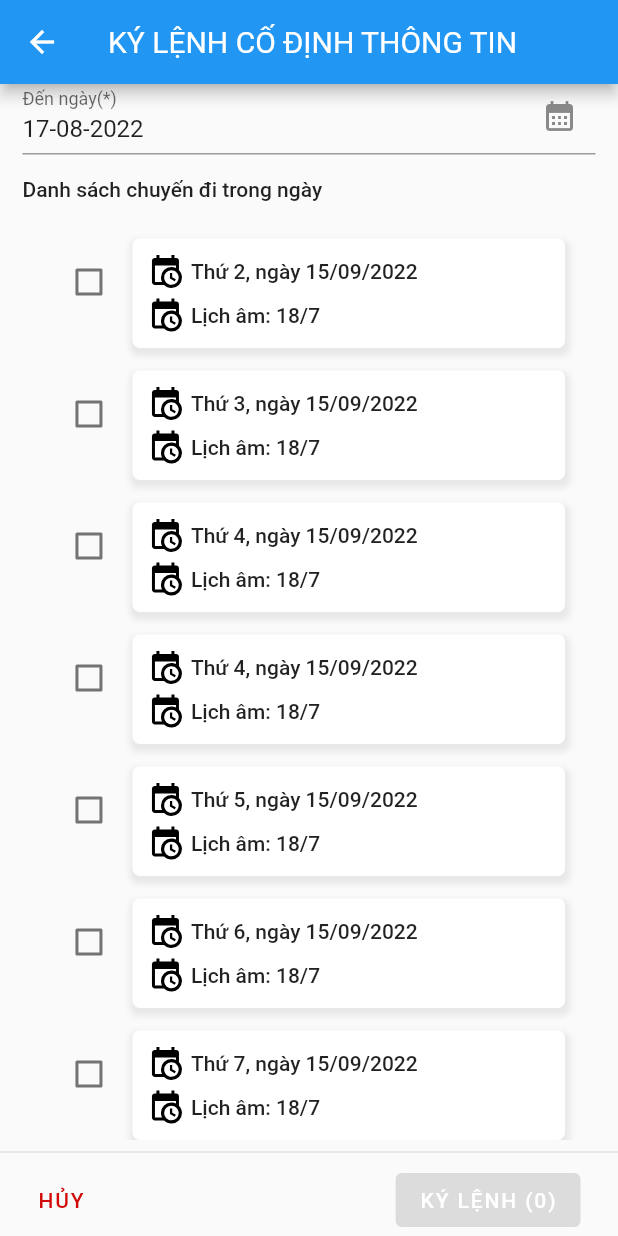
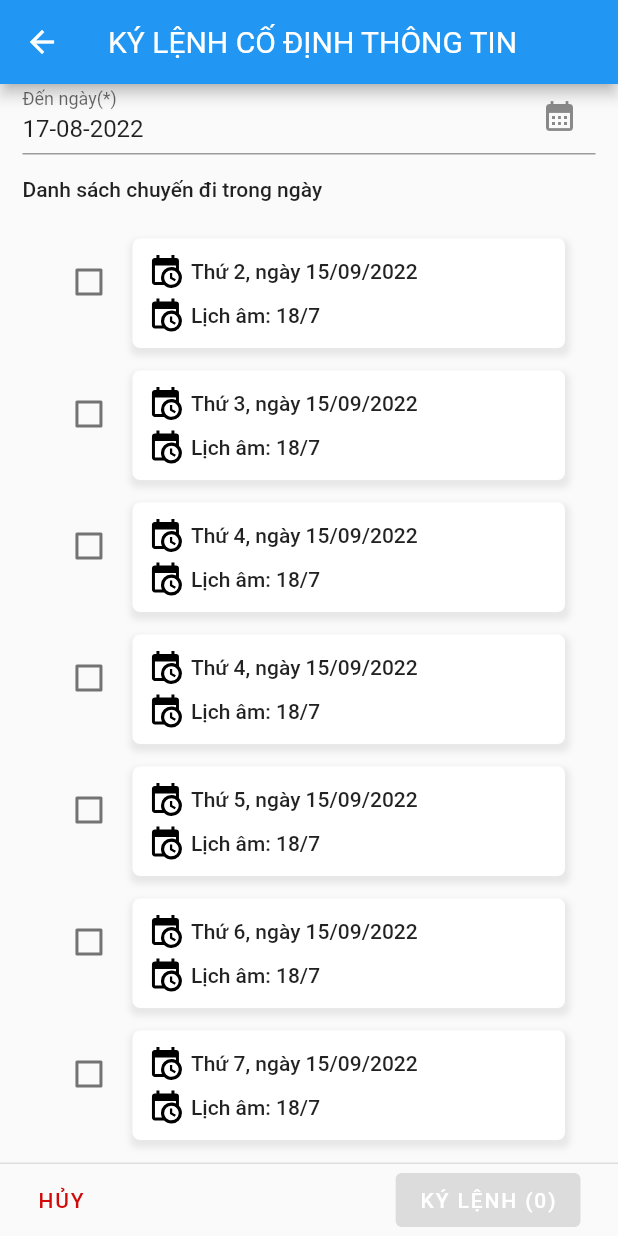
Before and after one commit to KChi2000/SLaiXe2, a Flutter app: the KiLenh screen opened directly, scrolled down 425 dp, on a phone screen of 412 x 824 dp. Run offline on Flutter 3.47's test engine with Material 2 defaults, Android fonts, the phone set to English and light mode, and no system bars; our stand-ins replace flutter_svg.

Commit message:
giao dien lenh mobile

```diff
--- a/lib/lenh/KiLenh.dart
+++ b/lib/lenh/KiLenh.dart
@@ -15,7 +15,7 @@ class KiLenh extends StatefulWidget {
 }
 
 class _KiLenhState extends State<KiLenh> {
-  bool checkError= false;
+  bool checkError = false;
   final formkey = GlobalKey<FormState>();
   TimeOfDay time = TimeOfDay.now();
   TimeOfDay timetemp = TimeOfDay.now();
@@ -47,8 +47,8 @@ class _KiLenhState extends State<KiLenh> {
   void initState() {
     // TODO: implement initState
     super.initState();
+  }
 
-  }
   @override
   Widget build(BuildContext context) {
     Size size = MediaQuery.of(context).size;
@@ -183,7 +183,8 @@ class _KiLenhState extends State<KiLenh> {
                     ),
                     Form(
                         key: formkey,
-                      child: Column(children: [
+                        child: Column(
+                          children: [
                             TextFormField(
                               controller: tungayController,
                               decoration: InputDecoration(
@@ -194,9 +195,11 @@ class _KiLenhState extends State<KiLenh> {
                                   size: 24,
                                 ),
                               ),
-                      autovalidateMode: AutovalidateMode.onUserInteraction,
+                              autovalidateMode:
+                                  AutovalidateMode.onUserInteraction,
                               onTap: () async {
-                        FocusScope.of(context).requestFocus(new FocusNode());
+                                FocusScope.of(context)
+                                    .requestFocus(new FocusNode());
                                 tungay = await showDatePicker(
                                     context: context,
                                     initialDate: tungaytemp,
@@ -215,20 +218,15 @@ class _KiLenhState extends State<KiLenh> {
                                 });
                               },
                               validator: (value) {
-                        if (tungay.day<DateTime.now().day) {
-
+                                if (tungay.day < DateTime.now().day) {
                                   checkError = true;
 
                                   return 'Ký từ ngày không được nhỏ hơn ngày hiện tại';
-                        }
-                        else if(tungay.day>denngay.day){
-
+                                } else if (tungay.day > denngay.day) {
                                   checkError = true;
 
                                   return 'Ký từ ngày không được nhỏ hơn Ký đến ngày';
-                        }
-                         else {
-
+                                } else {
                                   checkError = false;
 
                                   return null;
@@ -245,18 +243,18 @@ class _KiLenhState extends State<KiLenh> {
                                   size: 24,
                                 ),
                               ),
-                      autovalidateMode: AutovalidateMode.onUserInteraction,
+                              autovalidateMode:
+                                  AutovalidateMode.onUserInteraction,
                               onTap: () async {
-                        FocusScope.of(context).requestFocus(new FocusNode());
+                                FocusScope.of(context)
+                                    .requestFocus(new FocusNode());
                                 denngay = await showDatePicker(
                                     context: context,
                                     initialDate: denngaytemp,
                                     firstDate: DateTime(1900),
                                     lastDate: DateTime(3000));
                                 if (denngay == null) {
-
                                   denngay = denngaytemp;
-
                                 } else {
                                   denngaytemp = denngay;
                                 }
@@ -266,21 +264,19 @@ class _KiLenhState extends State<KiLenh> {
                                 });
                               },
                               validator: (value) {
-                        if(denngay.day < tungay.day){
-
+                                if (denngay.day < tungay.day) {
                                   checkError = true;
 
                                   return 'Ký đến ngày không được nhỏ hơn Ký từ ngày';
-                        }
-
-                        else{
-
+                                } else {
                                   checkError = false;
 
-                          return null;}
+                                  return null;
+                                }
                               },
                             ),
-                    ],)),
+                          ],
+                        )),
                     SizedBox(
                       height: 15,
                     ),
@@ -304,12 +300,12 @@ class _KiLenhState extends State<KiLenh> {
               ),
             ),
           ),
-          Divider(
-            thickness: 0.1,
-            color: Colors.black,
-          ),
           Container(
             padding: EdgeInsets.symmetric(horizontal: 25),
+            decoration: BoxDecoration(
+                border: Border(
+                    top: BorderSide(
+                        width: 1, color: Colors.grey.withOpacity(0.3)))),
             child: Row(
               mainAxisAlignment: MainAxisAlignment.spaceBetween,
               children: [
@@ -327,10 +323,11 @@ class _KiLenhState extends State<KiLenh> {
                   ),
                 ),
                 ElevatedButton(
-                    onPressed:!checkError&& listCDTemp.length !=0? () {
-
-                            print(tungay.day<DateTime.now().day);
-                          }:null,
+                    onPressed: !checkError && listCDTemp.length != 0
+                        ? () {
+                            print(tungay.day < DateTime.now().day);
+                          }
+                        : null,
                     child: Text(
                       'KÝ LỆNH (${listCDTemp.length})',
                       style: TextStyle(
```
Also changed, not shown: lib/Model/TrangThai.dart (deleted, +0 -7 lines), lib/lenh/Lenh.dart (+44 -50 lines). Lines whose indentation alone changed are shown as unchanged.
